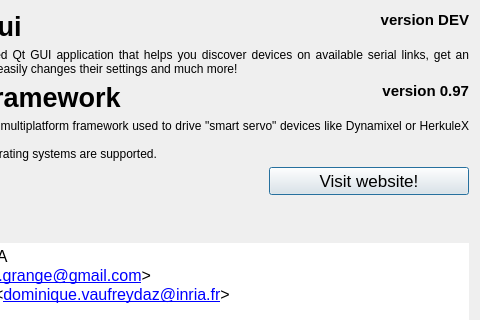
Qt form gui/ui/qabout.ui (emericg/SmartServoFramework) before a commit; both pictures show x 320 to 800 and y 0 to 320 of the 800 by 480 pixel window.
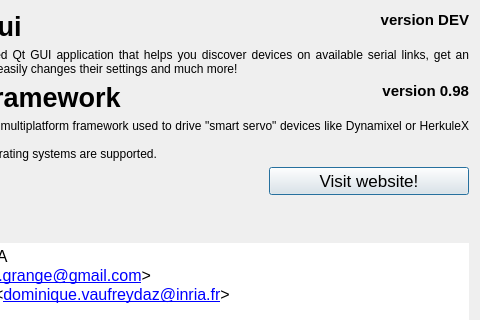
The same form after that commit. Icons and pictures are not drawn.

Commit message: Next version will be 0.98

```diff
--- a/gui/ui/qabout.ui
+++ b/gui/ui/qabout.ui
@@ -205,7 +205,7 @@
         </font>
        </property>
        <property name="text">
-        <string>version 0.97</string>
+        <string>version 0.98</string>
        </property>
        <property name="alignment">
         <set>Qt::AlignRight|Qt::AlignTop|Qt::AlignTrailing</set>
```
The commit also changes 3 other files.
